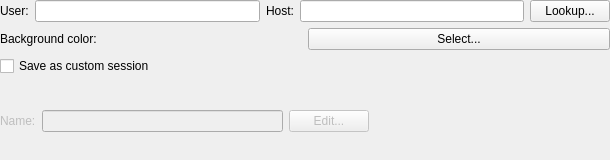
Old version of the form konsole/RemoteConnectionDialog.ui in the repository KDE/konsole.
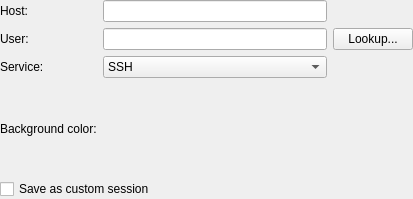
New version of the form.

What changed in the file:
```diff
--- a/konsole/RemoteConnectionDialog.ui
+++ b/konsole/RemoteConnectionDialog.ui
@@ -5,8 +5,8 @@
    <rect>
     <x>0</x>
     <y>0</y>
-    <width>610</width>
-    <height>160</height>
+    <width>413</width>
+    <height>199</height>
    </rect>
   </property>
   <property name="sizePolicy" >
@@ -24,27 +24,25 @@
   <property name="windowTitle" >
    <string>Remote Connection</string>
   </property>
-  <layout class="QVBoxLayout" >
-   <item>
-    <layout class="QHBoxLayout" >
-     <item>
-      <widget class="QLabel" name="userLabel" >
-       <property name="text" >
-        <string>User:</string>
-       </property>
-      </widget>
-     </item>
-     <item>
-      <widget class="QLineEdit" name="userEdit" />
-     </item>
-     <item>
+  <layout class="QGridLayout" >
+   <item row="0" column="0" >
       <widget class="QLabel" name="hostLabel" >
        <property name="text" >
         <string>Host:</string>
        </property>
       </widget>
      </item>
-     <item>
+   <item row="0" column="1" >
+    <widget class="QLineEdit" name="userEdit" />
+   </item>
+   <item row="1" column="0" >
+    <widget class="QLabel" name="userLabel" >
+     <property name="text" >
+      <string>User:</string>
+     </property>
+    </widget>
+   </item>
+   <item row="1" column="1" >
       <widget class="QLineEdit" name="hostEdit" >
        <property name="minimumSize" >
         <size>
@@ -54,98 +52,51 @@
        </property>
       </widget>
      </item>
-     <item>
+   <item row="1" column="2" >
       <widget class="QPushButton" name="lookupHostButton" >
        <property name="text" >
         <string>Lookup...</string>
        </property>
       </widget>
      </item>
-    </layout>
+   <item row="2" column="0" >
+    <widget class="QLabel" name="serviceLabel" >
+     <property name="text" >
+      <string>Service:</string>
+     </property>
+    </widget>
    </item>
+   <item row="2" column="1" >
+    <widget class="QComboBox" name="serviceComboBox" >
    <item>
-    <layout class="QHBoxLayout" >
+      <property name="text" >
+       <string>SSH</string>
+      </property>
+     </item>
      <item>
+      <property name="text" >
+       <string>Secure FTP</string>
+      </property>
+     </item>
+    </widget>
+   </item>
+   <item row="3" column="0" >
       <widget class="QLabel" name="backgroundColorLabel" >
        <property name="text" >
         <string>Background color:</string>
        </property>
       </widget>
      </item>
-     <item>
-      <widget class="QPushButton" name="selectBackgroundButton" >
-       <property name="text" >
-        <string>Select...</string>
-       </property>
-      </widget>
-     </item>
-    </layout>
-   </item>
-   <item>
+   <item row="3" column="1" >
+    <widget class="QWidget" native="1" name="backgroundSelectionWidget" />
+   </item>
+   <item row="4" column="0" colspan="3" >
     <widget class="QCheckBox" name="saveAsCustomCheckBox" >
      <property name="text" >
       <string>Save as custom session</string>
      </property>
     </widget>
    </item>
-   <item>
-    <widget class="QWidget" native="1" name="sessionWidget" >
-     <layout class="QHBoxLayout" >
-      <property name="leftMargin" >
-       <number>0</number>
-      </property>
-      <property name="topMargin" >
-       <number>0</number>
-      </property>
-      <property name="rightMargin" >
-       <number>0</number>
-      </property>
-      <property name="bottomMargin" >
-       <number>0</number>
-      </property>
-      <item>
-       <widget class="QLabel" name="sessionNameLabel" >
-        <property name="enabled" >
-         <bool>false</bool>
-        </property>
-        <property name="text" >
-         <string>Name:</string>
-        </property>
-       </widget>
-      </item>
-      <item>
-       <widget class="QLineEdit" name="sessionNameEdit" >
-        <property name="enabled" >
-         <bool>false</bool>
-        </property>
-       </widget>
-      </item>
-      <item>
-       <widget class="QPushButton" name="sessionEditButton" >
-        <property name="enabled" >
-         <bool>false</bool>
-        </property>
-        <property name="text" >
-         <string>Edit...</string>
-        </property>
-       </widget>
-      </item>
-      <item>
-       <spacer>
-        <property name="orientation" >
-         <enum>Qt::Horizontal</enum>
-        </property>
-        <property name="sizeHint" >
-         <size>
-          <width>40</width>
-          <height>20</height>
-         </size>
-        </property>
-       </spacer>
-      </item>
-     </layout>
-    </widget>
-   </item>
   </layout>
  </widget>
  <layoutdefault spacing="6" margin="0" />
```
Left out of the diff: 52 changed lines with no effect on the pictures. Lines whose indentation alone changed are shown as unchanged.
